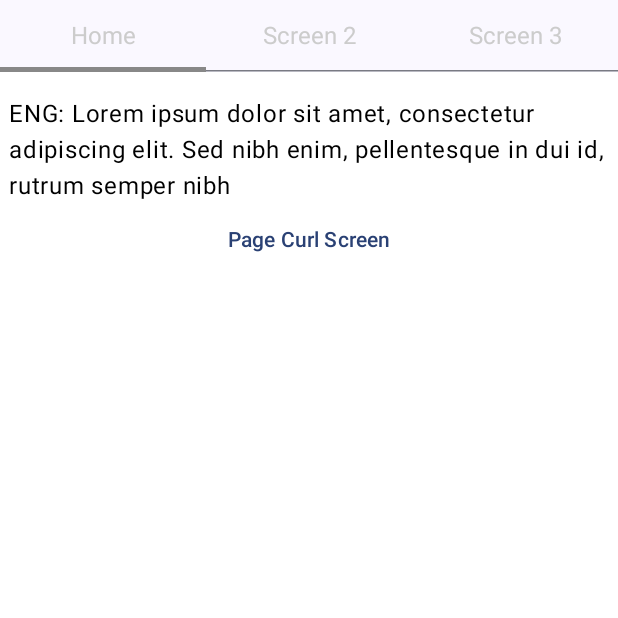
After one commit to petarjukic/localization_app, an Android app built with Jetpack Compose: the composable HomeScreen shown on its own in the app's theme, on a phone screen of 412 x 824 dp, the top half of it. The commit adds this screen. Run offline under Robolectric (Android 15) with nearby library versions, the phone set to English and light mode, and no system bars; libraries missing offline, so code that uses them is left out: com.ramcosta.composedestinations; 4 statements that could not run were skipped.

Commit message:
koin fix and implemented home screen

```diff
--- a/app/src/main/AndroidManifest.xml
+++ b/app/src/main/AndroidManifest.xml
@@ -3,6 +3,7 @@
     xmlns:tools="http://schemas.android.com/tools">
 
     <application
+        android:name=".application.LocalizationApplication"
         android:allowBackup="true"
         android:dataExtractionRules="@xml/data_extraction_rules"
         android:fullBackupContent="@xml/backup_rules"
--- a/app/src/main/java/com/example/localizationapp/di/Koin.kt
+++ b/app/src/main/java/com/example/localizationapp/di/Koin.kt
@@ -2,9 +2,11 @@ package com.example.localizationapp.di
 
 import com.example.localizationapp.view_model.HomeScreenViewModel
 import org.koin.core.context.startKoin
+import org.koin.dsl.KoinAppDeclaration
 import org.koin.dsl.module
 
-fun initKoin() = startKoin {
+fun initKoin(appDeclaration: KoinAppDeclaration = {}) = startKoin {
+    appDeclaration()
     modules(
         viewModelModule(),
         managersModule()
--- /dev/null
+++ b/app/src/main/java/com/example/localizationapp/ui/home_screen/HomeScreen.kt
@@ -0,0 +1,15 @@
+package com.example.localizationapp.ui.home_screen
+
+import androidx.compose.runtime.Composable
+import com.example.localizationapp.view_model.HomeScreenViewModel
+import com.ramcosta.composedestinations.annotation.Destination
+import com.ramcosta.composedestinations.annotation.RootNavGraph
+import com.ramcosta.composedestinations.navigation.DestinationsNavigator
+import org.koin.androidx.compose.koinViewModel
+
+@RootNavGraph(start = true)
+@Destination
+@Composable
+fun HomeScreen(homeScreenViewModel: HomeScreenViewModel = koinViewModel(), navigator: DestinationsNavigator) {
+    HomeScreenView.Compose(homeScreenViewModel = homeScreenViewModel, navigator = navigator)
+}
--- /dev/null
+++ b/app/src/main/java/com/example/localizationapp/ui/home_screen/HomeScreenView.kt
@@ -0,0 +1,55 @@
+package com.example.localizationapp.ui.home_screen
+
+import androidx.compose.animation.AnimatedVisibility
+import androidx.compose.foundation.layout.Arrangement
+import androidx.compose.foundation.layout.Column
+import androidx.compose.foundation.layout.fillMaxSize
+import androidx.compose.foundation.layout.fillMaxWidth
+import androidx.compose.foundation.layout.padding
+import androidx.compose.material3.Text
+import androidx.compose.material3.TextButton
+import androidx.compose.runtime.Composable
+import androidx.compose.runtime.collectAsState
+import androidx.compose.ui.Alignment
+import androidx.compose.ui.Modifier
+import androidx.compose.ui.res.stringResource
+import com.example.localizationapp.R
+import com.example.localizationapp.ui.destinations.PageCurlScreenDestination
+import com.example.localizationapp.ui.tab_bar.TabBar
+import com.example.localizationapp.ui.theme.Dimensions
+import com.example.localizationapp.view_model.HomeScreenViewModel
+import com.ramcosta.composedestinations.navigation.DestinationsNavigator
+
+object HomeScreenView {
+    @Composable
+    fun Compose(homeScreenViewModel: HomeScreenViewModel, navigator: DestinationsNavigator) {
+        val homeScreenState = homeScreenViewModel.homeScreenState.collectAsState()
+
+        Column(modifier = Modifier.fillMaxSize()) {
+            TabBar(selectedIndex = homeScreenState.value.selectedIndex) {
+                homeScreenViewModel.updateSelectedIndex(index = it)
+            }
+            Column(
+                modifier = Modifier
+                    .fillMaxWidth()
+                    .padding(vertical = Dimensions.PADDING_DEFAULT, horizontal = Dimensions.PADDING_MINIMUM),
+                verticalArrangement = Arrangement.Center,
+                horizontalAlignment = Alignment.CenterHorizontally
+            ) {
+                Text(
+                    text = when (homeScreenState.value.selectedIndex) {
+                        0 -> stringResource(R.string.home_text)
+                        1 -> stringResource(id = R.string.home_screen_two)
+                        2 -> stringResource(id = R.string.home_screen_three)
+                        else -> stringResource(id = R.string.error_message)
+                    }
+                )
+                AnimatedVisibility(visible = homeScreenState.value.selectedIndex == 0) {
+                    TextButton(onClick = { navigator.navigate(PageCurlScreenDestination) }) {
+                        Text(text = stringResource(id = R.string.page_curl_screen))
+                    }
+                }
+            }
+        }
+    }
+}
--- /dev/null
+++ b/app/src/main/java/com/example/localizationapp/ui/tab_bar/TabBar.kt
@@ -0,0 +1,49 @@
+package com.example.localizationapp.ui.tab_bar
+
+import androidx.compose.foundation.layout.Column
+import androidx.compose.foundation.layout.fillMaxWidth
+import androidx.compose.material3.Tab
+import androidx.compose.material3.TabRow
+import androidx.compose.material3.TabRowDefaults.SecondaryIndicator
+import androidx.compose.material3.TabRowDefaults.tabIndicatorOffset
+import androidx.compose.material3.Text
+import androidx.compose.runtime.Composable
+import androidx.compose.ui.Modifier
+import androidx.compose.ui.graphics.Color
+import androidx.compose.ui.text.TextStyle
+import androidx.compose.ui.unit.sp
+
+@Composable
+fun TabBar(selectedIndex: Int, onIndexClick: (Int) -> Unit) {
+    val tabs = listOf("Home", "Screen 2", "Screen 3")
+
+    Column(modifier = Modifier.fillMaxWidth()) {
+        TabRow(selectedTabIndex = selectedIndex, indicator = {
+            SecondaryIndicator(
+                modifier = Modifier.tabIndicatorOffset(
+                    currentTabPosition = it[selectedIndex],
+                ),
+                color = Color.Gray
+            )
+        }) {
+            tabs.forEachIndexed { index, title ->
+                Tab(
+                    text = {
+                        Text(
+                            text = title, style = TextStyle(
+                                fontSize = 16.sp,
+                                color = Color.LightGray
+                            )
+                        )
+                    },
+                    selected = selectedIndex == index,
+                    onClick = {
+                        if (selectedIndex != index) {
+                            onIndexClick.invoke(index)
+                        }
+                    }
+                )
+            }
+        }
+    }
+}
--- /dev/null
+++ b/app/src/main/java/com/example/localizationapp/ui/theme/Dimensions.kt
@@ -0,0 +1,8 @@
+package com.example.localizationapp.ui.theme
+
+import androidx.compose.ui.unit.dp
+
+object Dimensions {
+    val PADDING_DEFAULT = 16.dp
+    val PADDING_MINIMUM = 6.dp
+}
--- /dev/null
+++ b/app/src/main/java/com/example/localizationapp/view_model/HomeScreenViewModel.kt
@@ -0,0 +1,20 @@
+package com.example.localizationapp.view_model
+
+import androidx.lifecycle.ViewModel
+import kotlinx.coroutines.flow.MutableStateFlow
+import kotlinx.coroutines.flow.asStateFlow
+import kotlinx.coroutines.flow.update
+
+class HomeScreenViewModel : ViewModel() {
+    private val _homeScreenState = MutableStateFlow(value = HomeScreenViewModelState())
+
+    val homeScreenState = _homeScreenState.asStateFlow()
+
+    fun updateSelectedIndex(index: Int) {
+        _homeScreenState.update { state ->
+            state.copy(selectedIndex = index)
+        }
+    }
+}
+
+data class HomeScreenViewModelState(val selectedIndex: Int = 0)
--- a/app/src/main/res/values/strings.xml
+++ b/app/src/main/res/values/strings.xml
@@ -1,3 +1,9 @@
 <resources>
     <string name="app_name">LocalizationApp</string>
+
+    <string name="page_curl_screen">Page Curl Screen</string>
+    <string name="home_text"> ENG: Lorem ipsum dolor sit amet, consectetur adipiscing elit. Sed nibh enim, pellentesque in dui id, rutrum semper nibh</string>
+    <string name="home_screen_two">ENG: This is screen 2.</string>
+    <string name="home_screen_three">ENG: This is screen 3.</string>
+    <string name="error_message">Error Message</string>
 </resources>
--- a/gradle/libs.versions.toml
+++ b/gradle/libs.versions.toml
@@ -12,6 +12,7 @@ ksp = "1.9.22-1.0.16"
 composeDestinations = "1.9.62"
 pagecurl = "1.5.1"
 koin = "3.5.0"
+napier = "2.6.1"
 
 [libraries]
 androidx-core-ktx = { group = "androidx.core", name = "core-ktx", version.ref = "coreKtx" }
@@ -33,6 +34,7 @@ composeDestinations-ksp = { module = "io.github.raamcosta.compose-destinations:k
 oleksandrbalan-pagecurl = { module = "io.github.oleksandrbalan:pagecurl", version.ref = "pagecurl" }
 koin-androidx-compose = { module = "io.insert-koin:koin-androidx-compose", version.ref = "koin" }
 koin-core = { module = "io.insert-koin:koin-core", version.ref = "koin" }
+napier = { module = "io.github.aakira:napier", version.ref = "napier" }
 
 [plugins]
 ksp = { id = "com.google.devtools.ksp", version.ref = "ksp" }
```
Also changed, not shown: app/src/main/java/com/example/localizationapp/MainActivity.kt (+2 -29 lines), app/src/main/java/com/example/localizationapp/application/LocalizationApplication.kt (added, +17 -0 lines), app/src/main/java/com/example/localizationapp/ui/page_curl_screen/PageCurlScreen.kt (added, +10 -0 lines), app/src/main/java/com/example/localizationapp/ui/scaffold/AppScaffold.kt (added, +39 -0 lines).
